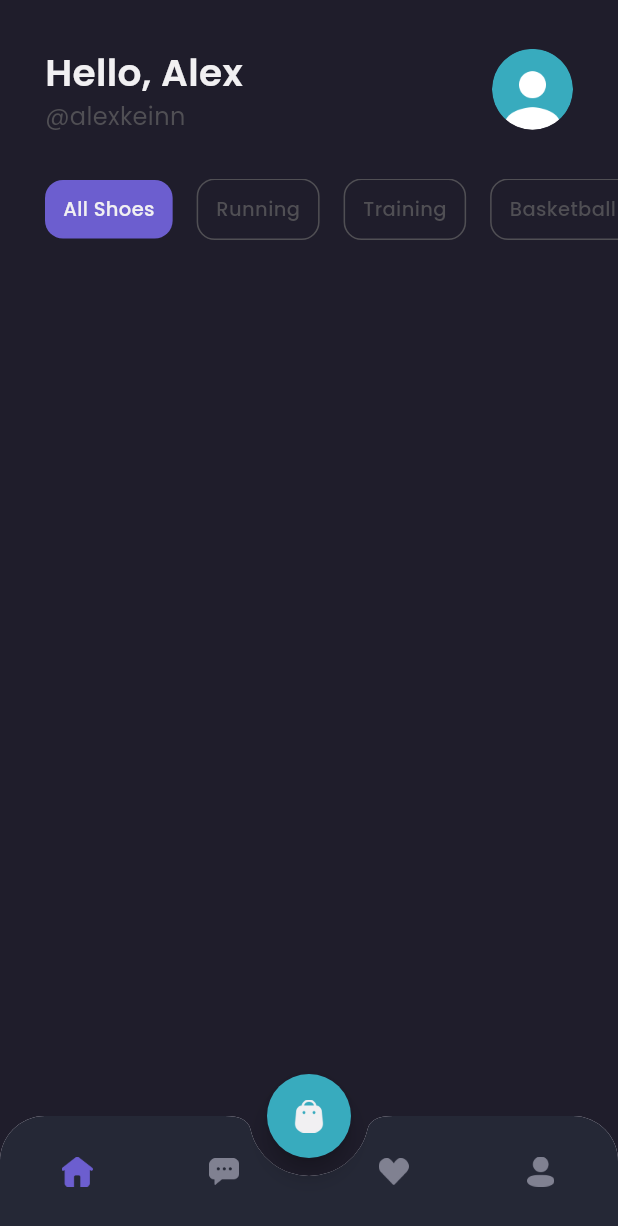
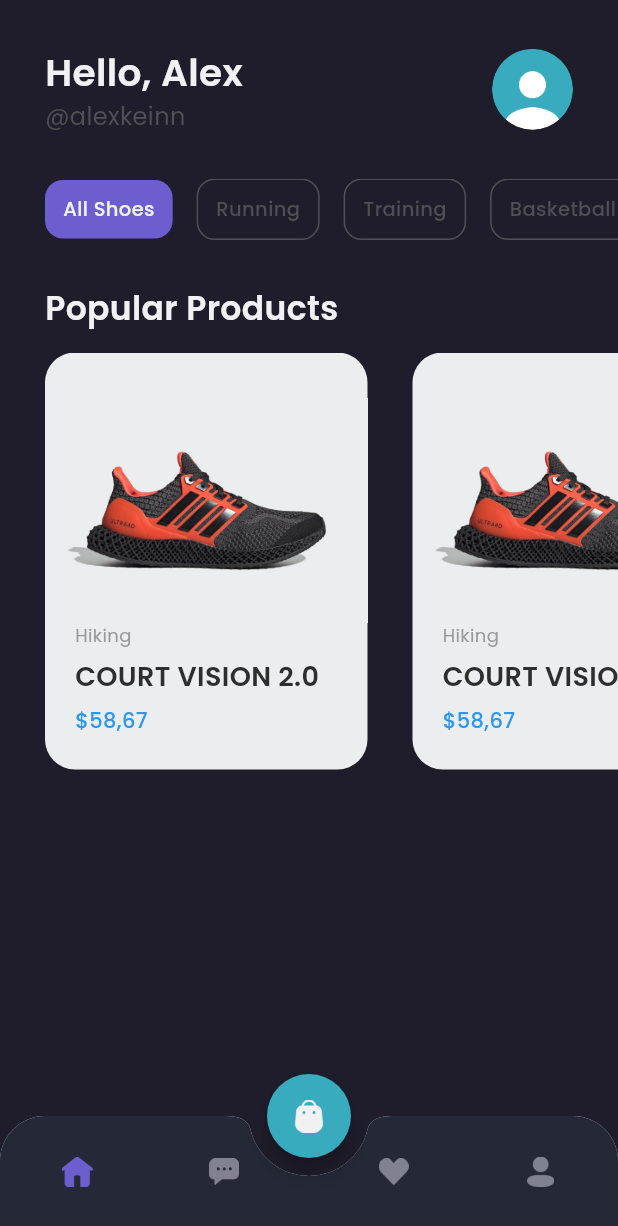
Before and after one commit to renalekiriyanto/shamo, a Flutter app: the MainPage screen opened by its route, on a phone screen of 412 x 824 dp. Shown: the top 1226 px of the screen. Run offline on Flutter 3.47's test engine with Material 3 defaults, Android fonts, the phone set to English and light mode, and no system bars; our stand-ins replace google_fonts.

Commit message:
Home Page Bagian Products

```diff
--- a/shamo_mobile/lib/pages/home/home_page.dart
+++ b/shamo_mobile/lib/pages/home/home_page.dart
@@ -1,6 +1,7 @@
 import "package:flutter/cupertino.dart";
 import "package:flutter/material.dart";
 import "package:shamo_mobile/theme.dart";
+import "package:shamo_mobile/widgets/product_card.dart";
 
 class HomePage extends StatelessWidget {
   const HomePage({super.key});
@@ -54,11 +55,12 @@ class HomePage extends StatelessWidget {
                 margin: EdgeInsets.only(right: 16),
                 padding: EdgeInsets.symmetric(horizontal: 12, vertical: 10),
                 decoration: BoxDecoration(
-                    borderRadius: BorderRadius.circular(12), color: primaryColor),
+                    borderRadius: BorderRadius.circular(12),
+                    color: primaryColor),
                 child: Text(
                   'All Shoes',
-                  style:
-                      primaryTextStyle.copyWith(fontSize: 13, fontWeight: medium),
+                  style: primaryTextStyle.copyWith(
+                      fontSize: 13, fontWeight: medium),
                 ),
               ),
               Container(
@@ -70,8 +72,8 @@ class HomePage extends StatelessWidget {
                     border: Border.all(color: subtitleTextColor)),
                 child: Text(
                   'Running',
-                  style:
-                      subtitleTextStyle.copyWith(fontSize: 13, fontWeight: medium),
+                  style: subtitleTextStyle.copyWith(
+                      fontSize: 13, fontWeight: medium),
                 ),
               ),
               Container(
@@ -83,8 +85,8 @@ class HomePage extends StatelessWidget {
                     border: Border.all(color: subtitleTextColor)),
                 child: Text(
                   'Training',
-                  style:
-                      subtitleTextStyle.copyWith(fontSize: 13, fontWeight: medium),
+                  style: subtitleTextStyle.copyWith(
+                      fontSize: 13, fontWeight: medium),
                 ),
               ),
               Container(
@@ -96,8 +98,8 @@ class HomePage extends StatelessWidget {
                     border: Border.all(color: subtitleTextColor)),
                 child: Text(
                   'Basketball',
-                  style:
-                      subtitleTextStyle.copyWith(fontSize: 13, fontWeight: medium),
+                  style: subtitleTextStyle.copyWith(
+                      fontSize: 13, fontWeight: medium),
                 ),
               ),
               Container(
@@ -109,8 +111,8 @@ class HomePage extends StatelessWidget {
                     border: Border.all(color: subtitleTextColor)),
                 child: Text(
                   'Hiking',
-                  style:
-                      subtitleTextStyle.copyWith(fontSize: 13, fontWeight: medium),
+                  style: subtitleTextStyle.copyWith(
+                      fontSize: 13, fontWeight: medium),
                 ),
               ),
             ],
@@ -119,8 +121,47 @@ class HomePage extends StatelessWidget {
       );
     }
 
+    Widget popularProductTitle() {
+      return Container(
+        margin: EdgeInsets.only(top: 30, left: 30),
+        child: Text(
+          'Popular Products',
+          style: primaryTextStyle.copyWith(fontSize: 22, fontWeight: semiBold),
+        ),
+      );
+    }
+
+    Widget popularProduct() {
+      return Container(
+        margin: EdgeInsets.only(top: 14),
+        child: SingleChildScrollView(
+          scrollDirection: Axis.horizontal,
+          child: Row(
+            children: [
+              SizedBox(
+                width: 30,
+              ),
+              Row(
+                children: [
+                  ProductCard(),
+                  ProductCard(),
+                  ProductCard(),
+                  ProductCard(),
+                ],
+              )
+            ],
+          ),
+        ),
+      );
+    }
+
     return ListView(
-      children: [header(), categories()],
+      children: [
+        header(),
+        categories(),
+        popularProductTitle(),
+        popularProduct()
+      ],
     );
   }
 }
--- a/shamo_mobile/lib/theme.dart
+++ b/shamo_mobile/lib/theme.dart
@@ -14,6 +14,8 @@ Color secondaryTextColor = const Color(0xff999999);
 Color subtitleTextColor = const Color(0xff504f54);
 Color bgColor4 = Color(0xff252836);
 Color transparantColor = Colors.transparent;
+Color blackColor = Color(0xff2e2e2e);
+
 TextStyle primaryTextStyle = GoogleFonts.poppins(
   color: primaryTextColor,
 );
@@ -32,6 +34,10 @@ TextStyle purpleTextStyle = GoogleFonts.poppins(
   color: primaryColor
 );
 
+TextStyle blackTextStyle = GoogleFonts.poppins(
+  color: blackColor
+);
+
 FontWeight light = FontWeight.w300;
 FontWeight regular = FontWeight.w400;
 FontWeight medium = FontWeight.w500;
--- /dev/null
+++ b/shamo_mobile/lib/widgets/product_card.dart
@@ -0,0 +1,64 @@
+import 'package:flutter/cupertino.dart';
+import 'package:flutter/material.dart';
+import 'package:flutter/widgets.dart';
+import 'package:shamo_mobile/theme.dart';
+
+class ProductCard extends StatelessWidget {
+  const ProductCard({super.key});
+
+  @override
+  Widget build(BuildContext context) {
+    return Container(
+      width: 215,
+      height: 278,
+      margin: EdgeInsets.only(right: 30),
+      decoration: BoxDecoration(
+        borderRadius: BorderRadius.circular(20),
+        color: Color(0xffecedef),
+      ),
+      child: Column(
+        crossAxisAlignment: CrossAxisAlignment.start,
+        children: [
+          SizedBox(
+            height: 30,
+          ),
+          Image.asset(
+            'assets/image_shoes_running.png',
+            width: 215,
+            height: 150,
+            fit: BoxFit.cover,
+          ),
+          Container(
+            margin: EdgeInsets.symmetric(horizontal: 20),
+            child: Column(
+              crossAxisAlignment: CrossAxisAlignment.start,
+              children: [
+                Text(
+                  'Hiking',
+                  style: secondaryTextStyle.copyWith(fontSize: 12),
+                ),
+                SizedBox(
+                  height: 6,
+                ),
+                Text(
+                  'COURT VISION 2.0',
+                  style: blackTextStyle.copyWith(
+                      fontWeight: semiBold, fontSize: 18),
+                  overflow: TextOverflow.ellipsis,
+                ),
+                SizedBox(
+                  height: 6,
+                ),
+                Text(
+                  '\$58,67',
+                  style:
+                      priceTextStyle.copyWith(fontSize: 14, fontWeight: medium),
+                )
+              ],
+            ),
+          )
+        ],
+      ),
+    );
+  }
+}
```
